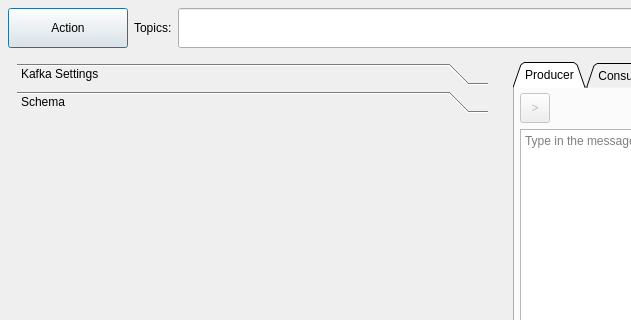
This is src/app/kafman/src/main/resources/forms/main_qt_view.ui in yorevs/hspylib as Qt 5 draws it before an edit; both pictures show x 0 to 631 and y 0 to 320 of the 1024 by 700 pixel window. The edited form follows.
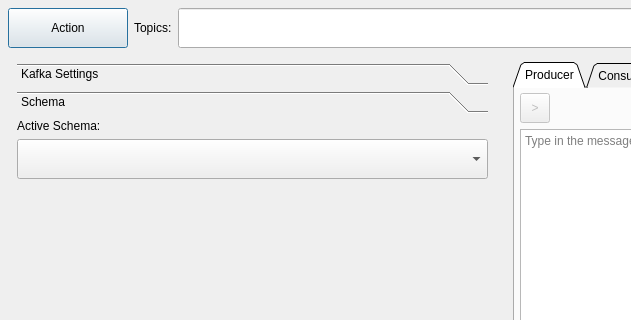
This is the edited form. The open tabs and pages were chosen to show the change. Custom widgets are drawn as their Qt base class.

Commit message: Kafman: Add preparation for schemas

```diff
--- a/src/app/kafman/src/main/resources/forms/main_qt_view.ui
+++ b/src/app/kafman/src/main/resources/forms/main_qt_view.ui
@@ -519,49 +519,62 @@
             <number>0</number>
            </property>
            <item>
-            <widget class="QStackedWidget" name="stk_schema">
-             <property name="currentIndex">
-              <number>1</number>
-             </property>
-             <widget class="QWidget" name="stk_schema_producer">
-              <layout class="QVBoxLayout" name="verticalLayout_11">
-               <property name="leftMargin">
-                <number>0</number>
+            <layout class="QGridLayout" name="gridLayout_7">
+             <item row="2" column="0">
+              <spacer name="verticalSpacer_3">
+               <property name="orientation">
+                <enum>Qt::Vertical</enum>
                </property>
-               <property name="topMargin">
-                <number>0</number>
+               <property name="sizeHint" stdset="0">
+                <size>
+                 <width>20</width>
+                 <height>40</height>
+                </size>
                </property>
-               <property name="rightMargin">
-                <number>0</number>
+              </spacer>
+             </item>
+             <item row="0" column="0">
+              <widget class="QLabel" name="label">
+               <property name="text">
+                <string>Active Schema:</string>
                </property>
-               <property name="bottomMargin">
-                <number>0</number>
+              </widget>
+             </item>
+             <item row="1" column="0">
+              <widget class="HComboBox" name="cmb_schema">
+               <property name="sizePolicy">
+                <sizepolicy hsizetype="Expanding" vsizetype="Fixed">
+                 <horstretch>0</horstretch>
+                 <verstretch>0</verstretch>
+                </sizepolicy>
                </property>
-               <item>
-                <layout class="QGridLayout" name="gridLayout_7"/>
-               </item>
-              </layout>
-             </widget>
-             <widget class="QWidget" name="stk_schema_consumer">
-              <layout class="QVBoxLayout" name="verticalLayout_13">
-               <property name="leftMargin">
-                <number>0</number>
+               <property name="minimumSize">
+                <size>
+                 <width>0</width>
+                 <height>40</height>
+                </size>
                </property>
-               <property name="topMargin">
-                <number>0</number>
+               <property name="layoutDirection">
+                <enum>Qt::LeftToRight</enum>
                </property>
-               <property name="rightMargin">
-                <number>0</number>
+               <property name="editable">
+                <bool>false</bool>
                </property>
-               <property name="bottomMargin">
+               <property name="insertPolicy">
+                <enum>QComboBox::InsertAtTop</enum>
+               </property>
+               <property name="minimumContentsLength">
                 <number>0</number>
                </property>
-               <item>
-                <layout class="QGridLayout" name="gridLayout_8"/>
-               </item>
-              </layout>
-             </widget>
-            </widget>
+               <property name="iconSize">
+                <size>
+                 <width>24</width>
+                 <height>24</height>
+                </size>
+               </property>
+              </widget>
+             </item>
+            </layout>
            </item>
           </layout>
          </widget>
```
Left out of the diff: 6 changed lines with no effect on the pictures. The commit also changes 2 other files.
